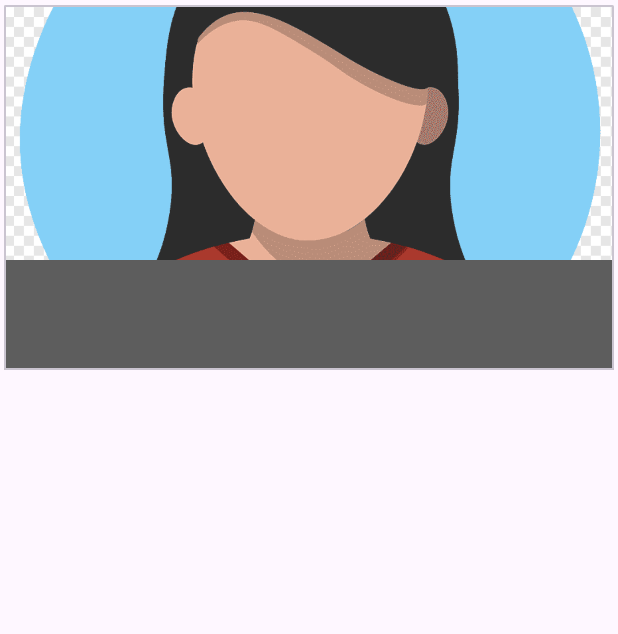
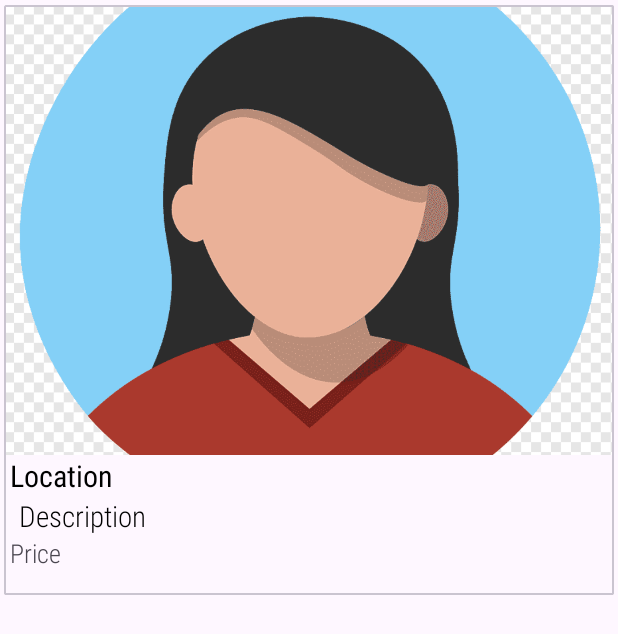
Before and after one commit to juda1999/RentIt, an Android app: the layout item_list_row_property.xml on its own in the app's theme, with its tools: preview values and no code run, on a phone screen of 412 x 824 dp. Shown: the top 634 px of the screen. Run offline under Robolectric (Android 15) with nearby library versions, the phone set to English and light mode, and no system bars; Roboto replaces fonts that are not available here.

Commit message:
feat(properties): finally shows properties

```diff
--- a/app/src/main/java/com/idz/rentit/fragments/PropertyHomeFragment.kt
+++ b/app/src/main/java/com/idz/rentit/fragments/PropertyHomeFragment.kt
@@ -36,11 +36,9 @@ class PropertyHomeFragment : PropertyBaseFragment() {
 
     override fun onViewCreated(view: View, savedInstanceState: Bundle?) {
         super.onViewCreated(view, savedInstanceState)
-        val displayMetrics: DisplayMetrics = requireContext().resources.displayMetrics
-        val dpWidth = displayMetrics.widthPixels / displayMetrics.density
         viewBindings.propertyListRecyclerView.setHasFixedSize(true)
-        viewBindings.propertyListRecyclerView.layoutManager =
-            GridLayoutManager(requireContext(), (dpWidth / 137).toInt())
+        viewBindings.propertyListRecyclerView.layoutManager = GridLayoutManager(requireContext(), 1)
+
         // Initialize the adapter with an empty mutable list
         propertyAdapter = PropertyAdapter(layoutInflater, mutableListOf<Property>())
         viewBindings.propertyListRecyclerView.adapter = propertyAdapter
--- a/app/src/main/java/com/idz/rentit/viewHolders/PropertyViewHolder.kt
+++ b/app/src/main/java/com/idz/rentit/viewHolders/PropertyViewHolder.kt
@@ -26,7 +26,7 @@ class PropertyViewHolder(
             propertyItemImg.setImageResource(R.drawable.avatar)
         }
         propertyItemLocation.text = propertyItem.location
-        propertyItemPrice.text = "rent is $${propertyItem.price}"
+        propertyItemPrice.text = "rent is ${propertyItem.price}$"
         propertyItemDescription.text = propertyItem.description
         itemView.setOnClickListener {
             listener?.invoke(adapterPosition)
--- a/app/src/main/res/layout/activity_main.xml
+++ b/app/src/main/res/layout/activity_main.xml
@@ -24,7 +24,6 @@
         android:name="androidx.navigation.fragment.NavHostFragment"
         android:layout_width="0dp"
         android:layout_height="0dp"
-        android:background="@color/purple_200"
         app:defaultNavHost="true"
         app:layout_constraintBottom_toBottomOf="parent"
         app:layout_constraintEnd_toEndOf="parent"
--- a/app/src/main/res/layout/item_list_row_property.xml
+++ b/app/src/main/res/layout/item_list_row_property.xml
@@ -2,10 +2,11 @@
 <com.google.android.material.card.MaterialCardView xmlns:android="http://schemas.android.com/apk/res/android"
     xmlns:app="http://schemas.android.com/apk/res-auto"
     android:layout_width="match_parent"
-    android:layout_height="250dp"
-    app:cardBackgroundColor="@color/grey"
+    android:layout_height="400dp"
     app:cardCornerRadius="1dp"
-    app:cardUseCompatPadding="true">
+    app:cardUseCompatPadding="true"
+    android:theme="@style/CardView.Light"
+    >
 
     <LinearLayout
         android:layout_width="match_parent"
@@ -15,7 +16,7 @@
         <ImageView
             android:id="@+id/item_list_row_img"
             android:layout_width="match_parent"
-            android:layout_height="170dp"
+            android:layout_height="300dp"
             android:contentDescription="'property-photo'"
             android:scaleType="centerCrop"
             app:srcCompat="@drawable/avatar" />
@@ -26,7 +27,9 @@
             android:layout_height="wrap_content"
             android:layout_marginStart="4dp"
             android:layout_marginEnd="4dp"
-            android:textColor="@color/white"
+            android:fontFamily="sans-serif-condensed"
+            android:text="Location"
+            android:textColor="@color/black"
             android:textSize="20sp" />
 
         <LinearLayout
@@ -39,8 +42,10 @@
                 android:id="@+id/item_list_row_description"
                 android:layout_width="wrap_content"
                 android:layout_height="wrap_content"
-                android:layout_marginStart="1dp"
-                android:textColor="@color/white"
+                android:layout_marginStart="10dp"
+                android:textColor="@color/black"
+                android:text="Description"
+                android:fontFamily="sans-serif-condensed-light"
                 android:textSize="19sp" />
         </LinearLayout>
 
@@ -48,9 +53,12 @@
             android:id="@+id/item_list_row_price"
             android:layout_width="match_parent"
             android:layout_height="wrap_content"
-            android:layout_marginStart="8dp"
             android:layout_marginEnd="8dp"
             android:layout_marginBottom="8dp"
+            android:text="Price"
+            android:fontFamily="sans-serif-condensed-light"
+            android:layout_marginStart="4dp"
+
             android:textSize="17sp" />
     </LinearLayout>
 </com.google.android.material.card.MaterialCardView>
```
Also changed, not shown: app/src/main/res/layout/fragment_property_home.xml (+4 -5 lines).
